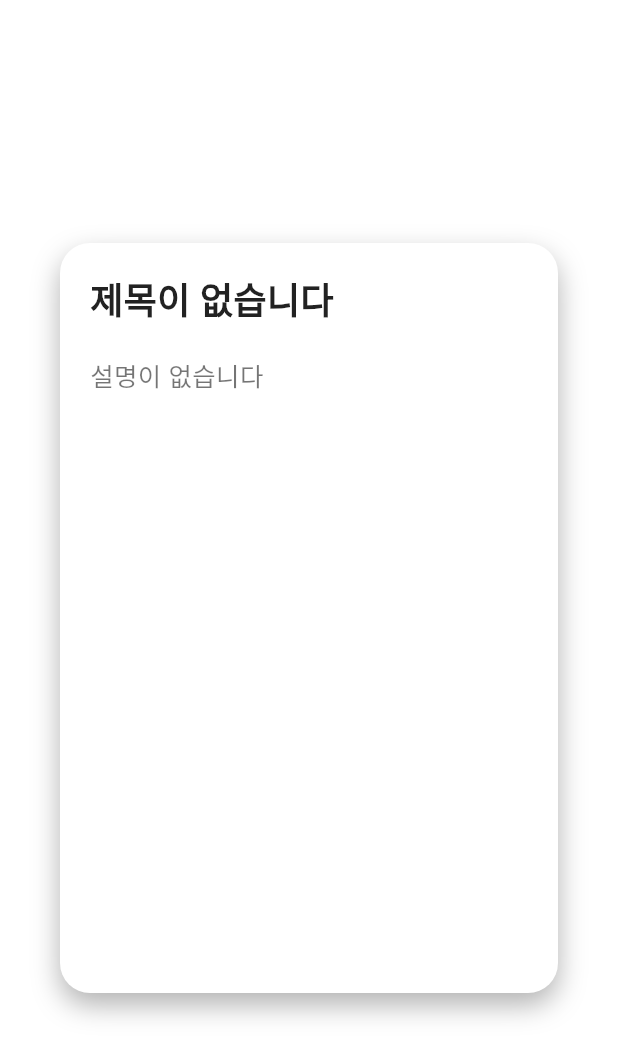
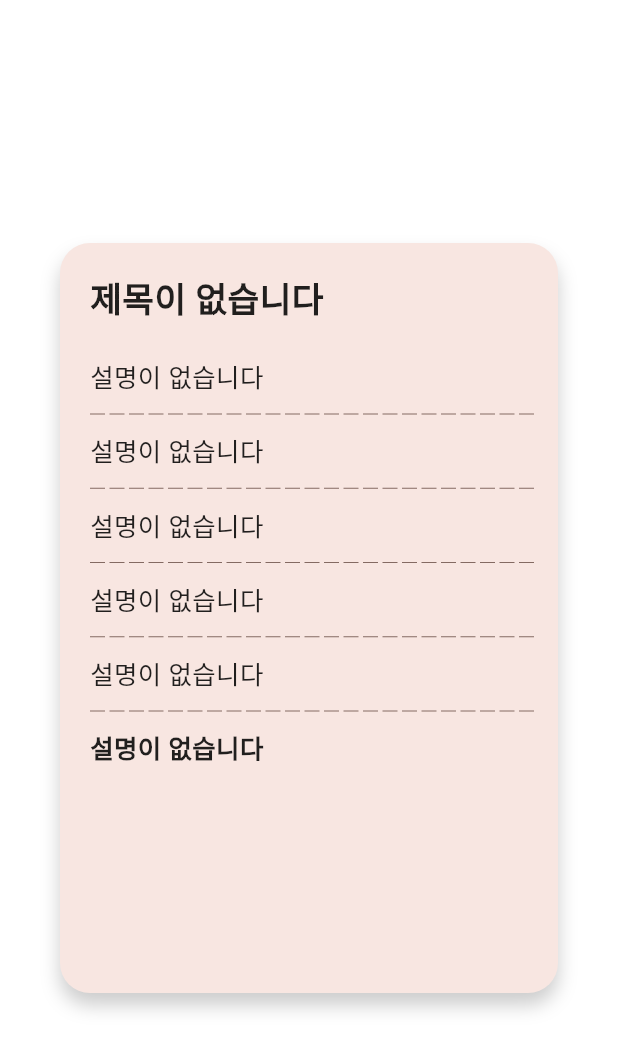
Before and after one commit to hoony00/3000BusTracker, a Flutter app: the AnimatedLetterDialog widget shown alone on an empty page, opened directly, on a phone screen of 412 x 824 dp. Shown: the top 1057 px of the screen. Run offline on Flutter 3.47's test engine with Material 3 defaults, Android fonts, the phone set to English and light mode, and no system bars; our stand-ins replace dio, flutter_dotenv, flutter_riverpod, webview_flutter; network calls fail.

```diff
--- a/lib/screens/component/w_card.dart
+++ b/lib/screens/component/w_card.dart
@@ -81,7 +81,7 @@ class _BusArrivalCardState extends ConsumerState<BusArrivalCard> with TickerProv
         color: Colors.white,
         elevation: 6,
         shape: RoundedRectangleBorder(borderRadius: BorderRadius.circular(20)),
-        margin: const EdgeInsets.all(16),
+        margin: const EdgeInsets.all(12),
         child: Padding(
           padding: const EdgeInsets.all(20),
           child: Column(
@@ -110,7 +110,7 @@ class _BusArrivalCardState extends ConsumerState<BusArrivalCard> with TickerProv
                     child: Container(
                       padding: const EdgeInsets.symmetric(horizontal: 12, vertical: 6),
                       decoration: BoxDecoration(
-                        color: Colors.red,
+                        color: isMisa ? const Color(0xFF7ED321) : const Color(0xFF33B5E5),
                         borderRadius: BorderRadius.circular(12),
                         boxShadow: [
                           BoxShadow(
--- /dev/null
+++ b/lib/screens/component/w_dash_line.dart
@@ -0,0 +1,44 @@
+import 'package:flutter/material.dart';
+
+class DashDivider extends StatelessWidget {
+  final Color color;
+  final double height;
+  final double dashWidth;
+  final double dashSpace;
+
+  const DashDivider({super.key, this.color = Colors.black, this.height = 1, this.dashWidth = 5, this.dashSpace = 3});
+
+  @override
+  Widget build(BuildContext context) {
+    return CustomPaint(
+      painter: DashDividerPainter(color: color, dashWidth: dashWidth, dashSpace: dashSpace),
+      size: Size(double.infinity, height),
+    );
+  }
+}
+
+class DashDividerPainter extends CustomPainter {
+  final Color color;
+  final double dashWidth;
+  final double dashSpace;
+
+  DashDividerPainter({required this.color, required this.dashWidth, required this.dashSpace});
+
+  @override
+  void paint(Canvas canvas, Size size) {
+    final paint = Paint()
+      ..color = color
+      ..strokeWidth = size.height;
+
+    double startX = 0;
+    final space = dashWidth + dashSpace;
+
+    while (startX < size.width) {
+      canvas.drawLine(Offset(startX, 0), Offset(startX + dashWidth, 0), paint);
+      startX += space;
+    }
+  }
+
+  @override
+  bool shouldRepaint(CustomPainter oldDelegate) => false;
+}
--- a/lib/screens/dialog/w_letter.dart
+++ b/lib/screens/dialog/w_letter.dart
@@ -1,22 +1,28 @@
 import 'package:flutter/material.dart';
 import 'package:flutter_dotenv/flutter_dotenv.dart';
+
+import '../component/w_dash_line.dart';
 
 class AnimatedLetterDialog extends StatefulWidget {
   const AnimatedLetterDialog({super.key});
 
   @override
-  _AnimatedLetterDialogState createState() => _AnimatedLetterDialogState();
+  AnimatedLetterDialogState createState() => AnimatedLetterDialogState();
 }
 
-class _AnimatedLetterDialogState extends State<AnimatedLetterDialog>
+class AnimatedLetterDialogState extends State<AnimatedLetterDialog>
     with TickerProviderStateMixin {
   late AnimationController _controller;
   late Animation<Offset> _positionAnimation;
   late Animation<double> _opacityAnimation;
 
   final String title = dotenv.env['TITLE'] ?? '제목이 없습니다';
-  final String description = dotenv.env['DESCRIPTION'] ?? '설명이 없습니다';
-
+  final String description1 = dotenv.env['DESCRIPTION_1'] ?? '설명이 없습니다';
+  final String description2 = dotenv.env['DESCRIPTION_2'] ?? '설명이 없습니다';
+  final String description3 = dotenv.env['DESCRIPTION_3'] ?? '설명이 없습니다';
+  final String description4 = dotenv.env['DESCRIPTION_4'] ?? '설명이 없습니다';
+  final String description5 = dotenv.env['DESCRIPTION_5'] ?? '설명이 없습니다';
+  final String description6 = dotenv.env['DESCRIPTION_6'] ?? '설명이 없습니다';
 
   @override
   void initState() {
@@ -61,35 +67,44 @@ class _AnimatedLetterDialogState extends State<AnimatedLetterDialog>
             width: 350,
             height: 500,
             decoration: BoxDecoration(
-              color: Colors.white,
+              color: Color(0xFFF8E6E1), // 편지지 배경색
               borderRadius: BorderRadius.circular(20),
               boxShadow: [
                 BoxShadow(
-                  color: Colors.black.withOpacity(0.3),
-                  blurRadius: 15,
+                  color: Colors.black.withOpacity(0.2),
+                  blurRadius: 10,
                   offset: const Offset(0, 8),
                 ),
               ],
             ),
             child: Padding(
-              padding: const EdgeInsets.all(20.0),
+              padding: const EdgeInsets.fromLTRB(20, 20, 20, 10),
               child: Column(
                 crossAxisAlignment: CrossAxisAlignment.start,
                 children: [
+                  // 제목 텍스트 (편지지 스타일로)
                   Text(
                     title,
                     style: TextStyle(
-                      fontSize: 24,
-                      fontWeight: FontWeight.bold,
-                      color: Colors.black87,
+                      fontSize: 23, // 크기 조정
+                      fontWeight: FontWeight.w600,
+                      color: Colors.black87, // 색상 변경
                     ),
                   ),
                   const SizedBox(height: 20),
-                  // SingleChildScrollView로 텍스트 내용 스크롤 가능하게 만들기
+                  // 본문 내용 (단락별로 나누고 밑줄 추가)
                   Expanded(
                     child: SingleChildScrollView(
-                      child: Text(description,
-                        style: TextStyle(fontSize: 17, color: Colors.black54),
+                      child: Column(
+                        crossAxisAlignment: CrossAxisAlignment.start,
+                        children: [
+                          _buildLetterParagraph(description1),
+                          _buildLetterParagraph(description2),
+                          _buildLetterParagraph(description3),
+                          _buildLetterParagraph(description4),
+                          _buildLetterParagraph(description5),
+                          _buildLetterParagraph(description6, isTitle: true),
+                        ],
                       ),
                     ),
                   ),
@@ -101,4 +116,32 @@ class _AnimatedLetterDialogState extends State<AnimatedLetterDialog>
       ),
     );
   }
+
+  // 편지 단락에 밑줄을 추가하는 위젯
+  Widget _buildLetterParagraph(String text, {bool isTitle = false}) {
+    return Column(
+      crossAxisAlignment: CrossAxisAlignment.start,
+      children: [
+        Text(
+          text,
+          style: TextStyle(
+            fontSize: 17,
+            fontWeight: !isTitle ? FontWeight.w400 : FontWeight.w600, // 제목일 때 두껍게
+            color:  !isTitle ? Colors.black87 : Colors.black87, // 색상 변경
+            height: 1.6, // 줄 간격 조정
+          ),
+        ),
+        const SizedBox(height: 10),
+        !isTitle
+            ?
+            // 쪼개진 divider
+            Padding(
+              padding: const EdgeInsets.only(bottom: 10),
+              child: DashDivider(height: .5, color: Colors.brown[700]!, dashWidth: 10),
+            )
+            : SizedBox.shrink(),
+
+      ],
+    );
+  }
 }
```
Also changed, not shown: lib/screens/appbar/w_mode_appbar.dart (+5 -4 lines), lib/screens/component/w_today.dart (added, +36 -0 lines), lib/screens/view/s_main.dart (+18 -2 lines).
